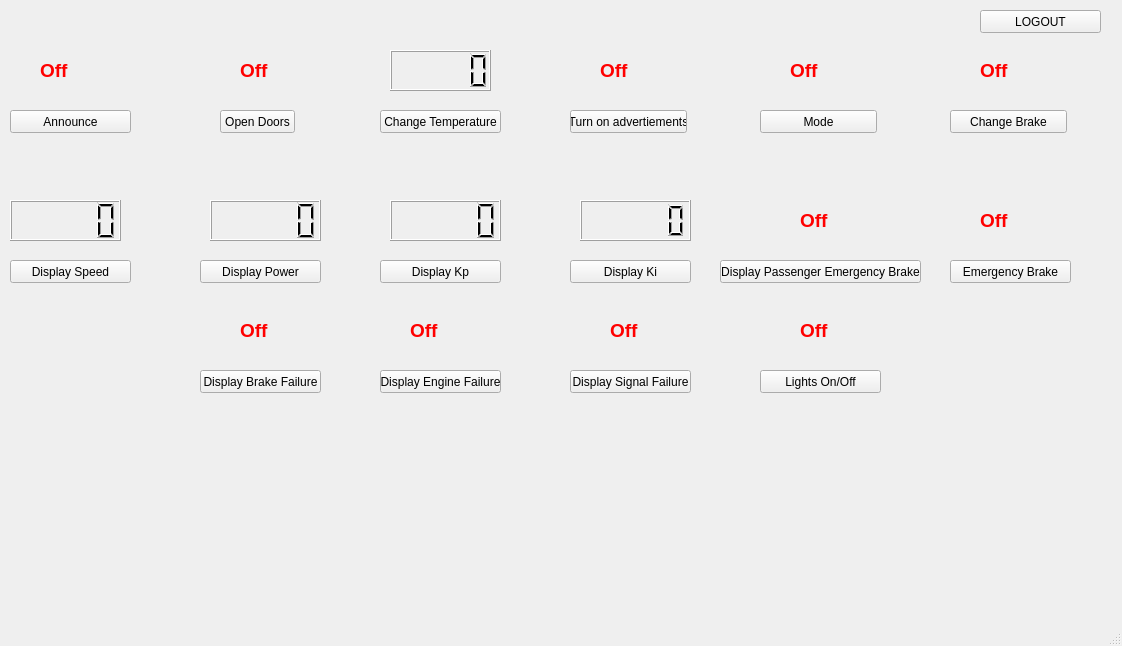
aet37/ECE1140-Project, file src/UI/HWTrainController/HW_Train_Controller.ui: the form before one commit.
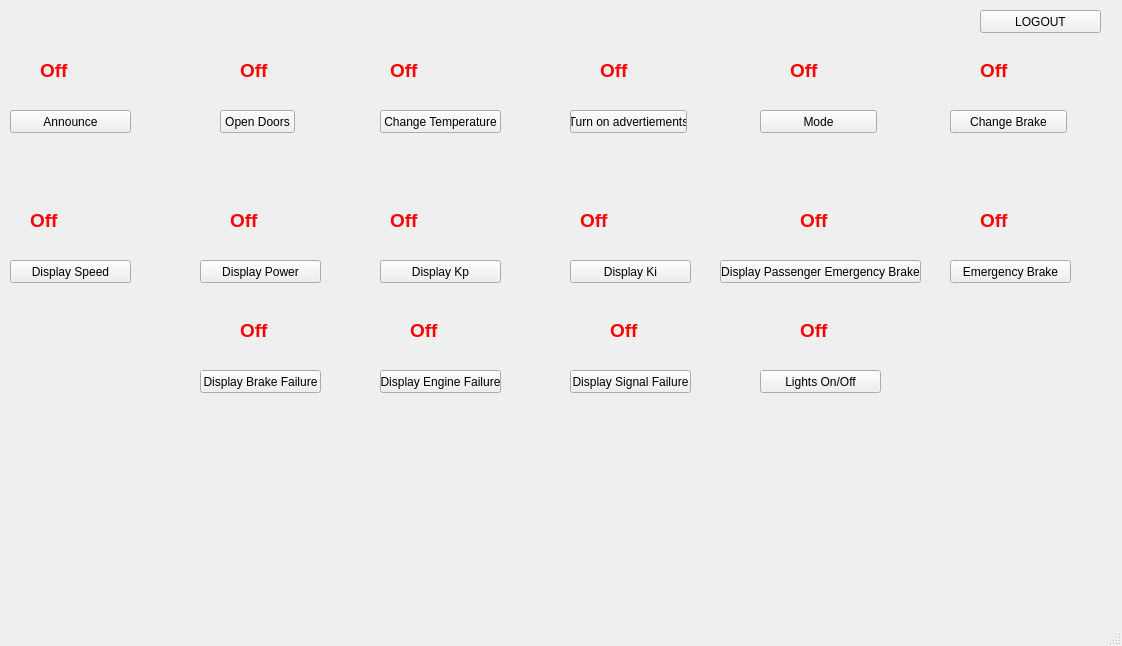
The form after the commit.

What changed in the file:
```diff
--- a/src/UI/HWTrainController/HW_Train_Controller.ui
+++ b/src/UI/HWTrainController/HW_Train_Controller.ui
@@ -238,26 +238,6 @@
      <string>Off</string>
     </property>
    </widget>
-   <widget class="QLCDNumber" name="TempLCD">
-    <property name="geometry">
-     <rect>
-      <x>390</x>
-      <y>50</y>
-      <width>101</width>
-      <height>41</height>
-     </rect>
-    </property>
-   </widget>
-   <widget class="QLCDNumber" name="SpeedLCD">
-    <property name="geometry">
-     <rect>
-      <x>10</x>
-      <y>200</y>
-      <width>111</width>
-      <height>41</height>
-     </rect>
-    </property>
-   </widget>
    <widget class="QLabel" name="AnnounceLabel">
     <property name="geometry">
      <rect>
@@ -419,16 +399,6 @@
      <string>Off</string>
     </property>
    </widget>
-   <widget class="QLCDNumber" name="PowerLCD">
-    <property name="geometry">
-     <rect>
-      <x>210</x>
-      <y>200</y>
-      <width>111</width>
-      <height>41</height>
-     </rect>
-    </property>
-   </widget>
    <widget class="QPushButton" name="EngineFailButton">
     <property name="geometry">
      <rect>
@@ -527,30 +497,119 @@
      <string>Off</string>
     </property>
    </widget>
-   <widget class="QLCDNumber" name="KpLCD">
+   <widget class="QLabel" name="SpeedLabel">
+    <property name="geometry">
+     <rect>
+      <x>30</x>
+      <y>210</y>
+      <width>101</width>
+      <height>21</height>
+     </rect>
+    </property>
+    <property name="font">
+     <font>
+      <pointsize>14</pointsize>
+      <weight>75</weight>
+      <bold>true</bold>
+     </font>
+    </property>
+    <property name="styleSheet">
+     <string notr="true">color: rgb(255, 0, 0);</string>
+    </property>
+    <property name="text">
+     <string>Off</string>
+    </property>
+   </widget>
+   <widget class="QLabel" name="PowerLabel">
+    <property name="geometry">
+     <rect>
+      <x>230</x>
+      <y>210</y>
+      <width>101</width>
+      <height>21</height>
+     </rect>
+    </property>
+    <property name="font">
+     <font>
+      <pointsize>14</pointsize>
+      <weight>75</weight>
+      <bold>true</bold>
+     </font>
+    </property>
+    <property name="styleSheet">
+     <string notr="true">color: rgb(255, 0, 0);</string>
+    </property>
+    <property name="text">
+     <string>Off</string>
+    </property>
+   </widget>
+   <widget class="QLabel" name="KpLabel">
     <property name="geometry">
      <rect>
       <x>390</x>
-      <y>200</y>
-      <width>111</width>
-      <height>41</height>
+      <y>210</y>
+      <width>101</width>
+      <height>21</height>
      </rect>
     </property>
+    <property name="font">
+     <font>
+      <pointsize>14</pointsize>
+      <weight>75</weight>
+      <bold>true</bold>
+     </font>
+    </property>
+    <property name="styleSheet">
+     <string notr="true">color: rgb(255, 0, 0);</string>
+    </property>
+    <property name="text">
+     <string>Off</string>
+    </property>
    </widget>
-   <widget class="QLCDNumber" name="KiLCD">
+   <widget class="QLabel" name="KiLabel">
     <property name="geometry">
      <rect>
       <x>580</x>
-      <y>200</y>
-      <width>111</width>
-      <height>41</height>
+      <y>210</y>
+      <width>101</width>
+      <height>21</height>
      </rect>
     </property>
-    <property name="smallDecimalPoint">
-     <bool>true</bool>
+    <property name="font">
+     <font>
+      <pointsize>14</pointsize>
+      <weight>75</weight>
+      <bold>true</bold>
+     </font>
     </property>
-    <property name="value" stdset="0">
-     <double>0.000000000000000</double>
+    <property name="styleSheet">
+     <string notr="true">color: rgb(255, 0, 0);</string>
+    </property>
+    <property name="text">
+     <string>Off</string>
+    </property>
+   </widget>
+   <widget class="QLabel" name="TempLabel">
+    <property name="geometry">
+     <rect>
+      <x>390</x>
+      <y>60</y>
+      <width>101</width>
+      <height>21</height>
+     </rect>
+    </property>
+    <property name="font">
+     <font>
+      <pointsize>14</pointsize>
+      <weight>75</weight>
+      <bold>true</bold>
+     </font>
+    </property>
+    <property name="styleSheet">
+     <string notr="true">color: rgb(255, 0, 0);</string>
+    </property>
+    <property name="text">
+     <string>Off</string>
     </property>
    </widget>
   </widget>
```
